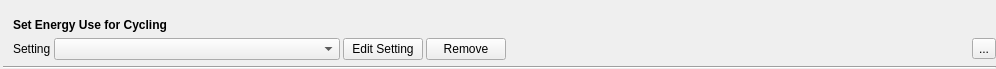
Qt form src/qmapshack/gis/trk/filter/IFilterEnergyCycle.ui (Maproom/qmapshack) before a commit.
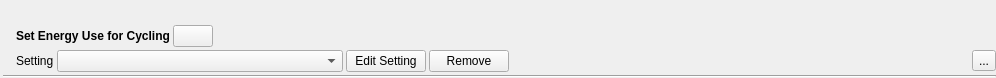
The same form after that commit. Icons and pictures are not drawn.

Commit message: First help dialog created.

Patch:
```diff
--- a/src/qmapshack/gis/trk/filter/IFilterEnergyCycle.ui
+++ b/src/qmapshack/gis/trk/filter/IFilterEnergyCycle.ui
@@ -7,7 +7,7 @@
     <x>0</x>
     <y>0</y>
     <width>996</width>
-    <height>69</height>
+    <height>78</height>
    </rect>
   </property>
   <property name="sizePolicy">
@@ -32,13 +32,33 @@
    <property name="bottomMargin">
     <number>0</number>
    </property>
-   <property name="horizontalSpacing">
+   <property name="spacing">
     <number>3</number>
    </property>
-   <property name="verticalSpacing">
-    <number>6</number>
-   </property>
-   <item row="2" column="1">
+   <item row="0" column="0" rowspan="3">
+    <widget class="QLabel" name="label_3">
+     <property name="sizePolicy">
+      <sizepolicy hsizetype="Maximum" vsizetype="Preferred">
+       <horstretch>0</horstretch>
+       <verstretch>0</verstretch>
+      </sizepolicy>
+     </property>
+     <property name="text">
+      <string/>
+     </property>
+     <property name="pixmap">
+      <pixmap resource="../../../resources.qrc">:/icons/48x48/FilterEnergyCycle.png</pixmap>
+     </property>
+    </widget>
+   </item>
+   <item row="3" column="0" colspan="3">
+    <widget class="Line" name="line">
+     <property name="orientation">
+      <enum>Qt::Horizontal</enum>
+     </property>
+    </widget>
+   </item>
+   <item row="2" column="2">
     <layout class="QHBoxLayout" name="horizontalLayout">
      <property name="spacing">
       <number>3</number>
@@ -121,35 +141,46 @@
      </item>
     </layout>
    </item>
-   <item row="3" column="0" colspan="2">
-    <widget class="Line" name="line">
-     <property name="orientation">
-      <enum>Qt::Horizontal</enum>
-     </property>
-    </widget>
-   </item>
-   <item row="0" column="0" rowspan="3">
-    <widget class="QLabel" name="label_3">
-     <property name="sizePolicy">
-      <sizepolicy hsizetype="Maximum" vsizetype="Preferred">
-       <horstretch>0</horstretch>
-       <verstretch>0</verstretch>
-      </sizepolicy>
-     </property>
-     <property name="text">
-      <string/>
-     </property>
-     <property name="pixmap">
-      <pixmap resource="../../../resources.qrc">:/icons/48x48/FilterEnergyCycle.png</pixmap>
-     </property>
-    </widget>
-   </item>
-   <item row="1" column="1">
-    <widget class="QLabel" name="label_2">
-     <property name="text">
-      <string>&lt;b&gt;Set Energy Use for Cycling&lt;/b&gt;</string>
-     </property>
-    </widget>
+   <item row="1" column="2">
+    <layout class="QHBoxLayout" name="horizontalLayout_2">
+     <item>
+      <widget class="QLabel" name="label_2">
+       <property name="text">
+        <string>&lt;b&gt;Set Energy Use for Cycling&lt;/b&gt;</string>
+       </property>
+      </widget>
+     </item>
+     <item>
+      <widget class="QPushButton" name="pushButtonHelp">
+       <property name="sizePolicy">
+        <sizepolicy hsizetype="Fixed" vsizetype="Fixed">
+         <horstretch>0</horstretch>
+         <verstretch>0</verstretch>
+        </sizepolicy>
+       </property>
+       <property name="text">
+        <string/>
+       </property>
+       <property name="icon">
+        <iconset resource="../../../resources.qrc">
+         <normaloff>:/icons/32x32/Help.png</normaloff>:/icons/32x32/Help.png</iconset>
+       </property>
+      </widget>
+     </item>
+     <item>
+      <spacer name="horizontalSpacer_2">
+       <property name="orientation">
+        <enum>Qt::Horizontal</enum>
+       </property>
+       <property name="sizeHint" stdset="0">
+        <size>
+         <width>40</width>
+         <height>20</height>
+        </size>
+       </property>
+      </spacer>
+     </item>
+    </layout>
    </item>
   </layout>
  </widget>
```
Left out of the diff: 5 changed lines with no effect on the pictures. The commit also changes 3 other files.
